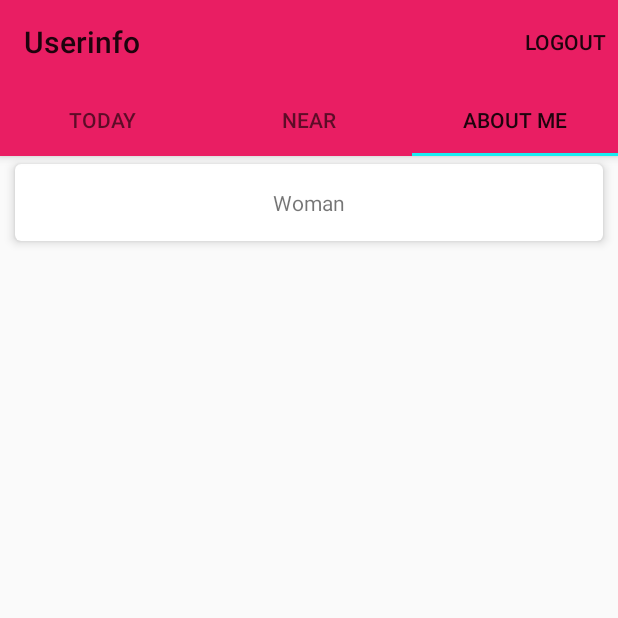
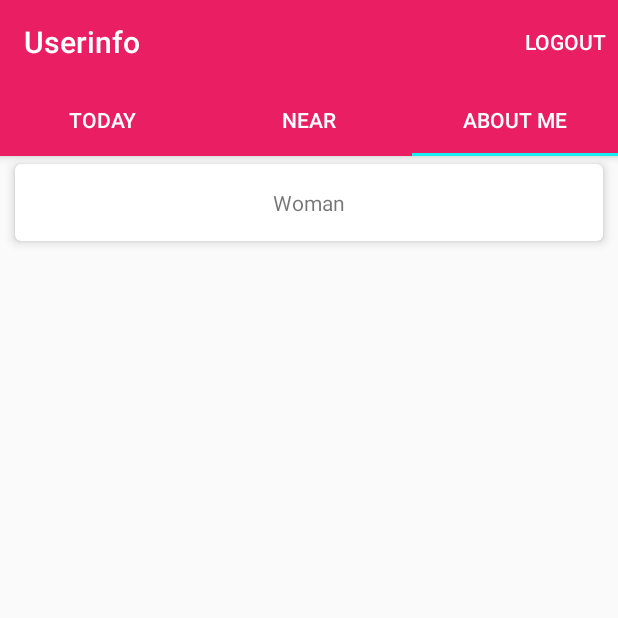
Before and after one commit to karlmarkuslarsson/hack-for-sweden-2107, an Android app: the MainActivity screen opened directly, with no data from a screen before it, tab 3 chosen, on a phone screen of 412 x 824 dp, the top half of it. Run offline under Robolectric (Android 15) with nearby library versions, the phone set to English and light mode, and no system bars; our stand-ins replace Timber; libraries missing offline, so code that uses them is left out: net.danlew.android.

Commit message:
fixed white text color for toolbar

```diff
--- a/android/app/src/main/res/layout/activity_main.xml
+++ b/android/app/src/main/res/layout/activity_main.xml
@@ -1,5 +1,6 @@
 <?xml version="1.0" encoding="utf-8"?>
 <LinearLayout xmlns:android="http://schemas.android.com/apk/res/android"
+    xmlns:app="http://schemas.android.com/apk/res-auto"
     xmlns:tools="http://schemas.android.com/tools"
     android:layout_width="match_parent"
     android:layout_height="match_parent"
@@ -9,7 +10,8 @@
     <android.support.design.widget.AppBarLayout
         android:layout_width="match_parent"
         android:layout_height="wrap_content"
-        android:background="?attr/colorPrimary">
+        android:background="?attr/colorPrimary"
+        app:theme="@style/toolbar_style">
 
         <android.support.v7.widget.Toolbar
             android:id="@+id/activity_main_toolbar"
--- a/android/app/src/main/res/values/styles.xml
+++ b/android/app/src/main/res/values/styles.xml
@@ -23,5 +23,11 @@
         <item name="cardElevation">4dp</item>
     </style>
 
+    <style name="toolbar_style" parent="PinkTheme">
+        <item name="android:textColorPrimary">@android:color/white</item>
+        <item name="android:textColorSecondary">@android:color/white</item>
+        <item name="actionMenuTextColor">@android:color/white</item>
+    </style>
+
 
 </resources>
```
